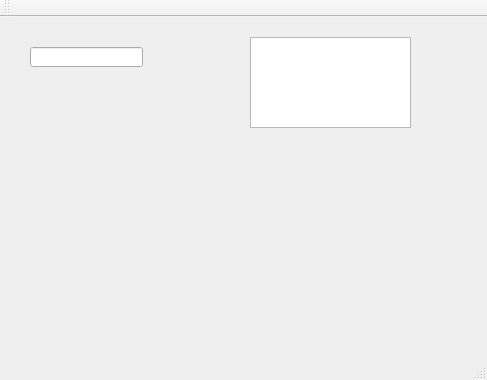
Old version of the form test_soft_keyboard/MainWindow.ui in the repository histaladle/qt_softkeyboard.
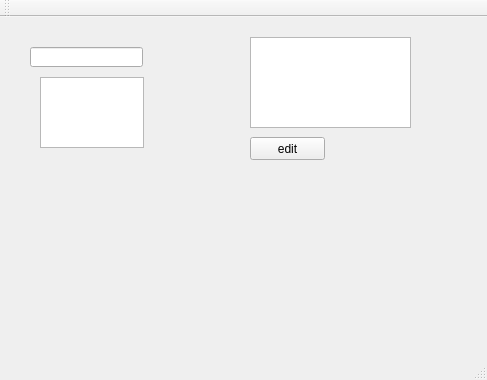
New version of the form.

The edit to the form file:
```diff
--- a/test_soft_keyboard/MainWindow.ui
+++ b/test_soft_keyboard/MainWindow.ui
@@ -45,6 +45,29 @@
      </rect>
     </property>
    </widget>
+   <widget class="QTextEdit" name="textEdit">
+    <property name="geometry">
+     <rect>
+      <x>40</x>
+      <y>60</y>
+      <width>104</width>
+      <height>71</height>
+     </rect>
+    </property>
+   </widget>
+   <widget class="QPushButton" name="pushButton_edit">
+    <property name="geometry">
+     <rect>
+      <x>250</x>
+      <y>120</y>
+      <width>75</width>
+      <height>23</height>
+     </rect>
+    </property>
+    <property name="text">
+     <string>edit</string>
+    </property>
+   </widget>
   </widget>
   <widget class="QMenuBar" name="menuBar">
    <property name="geometry">
```
